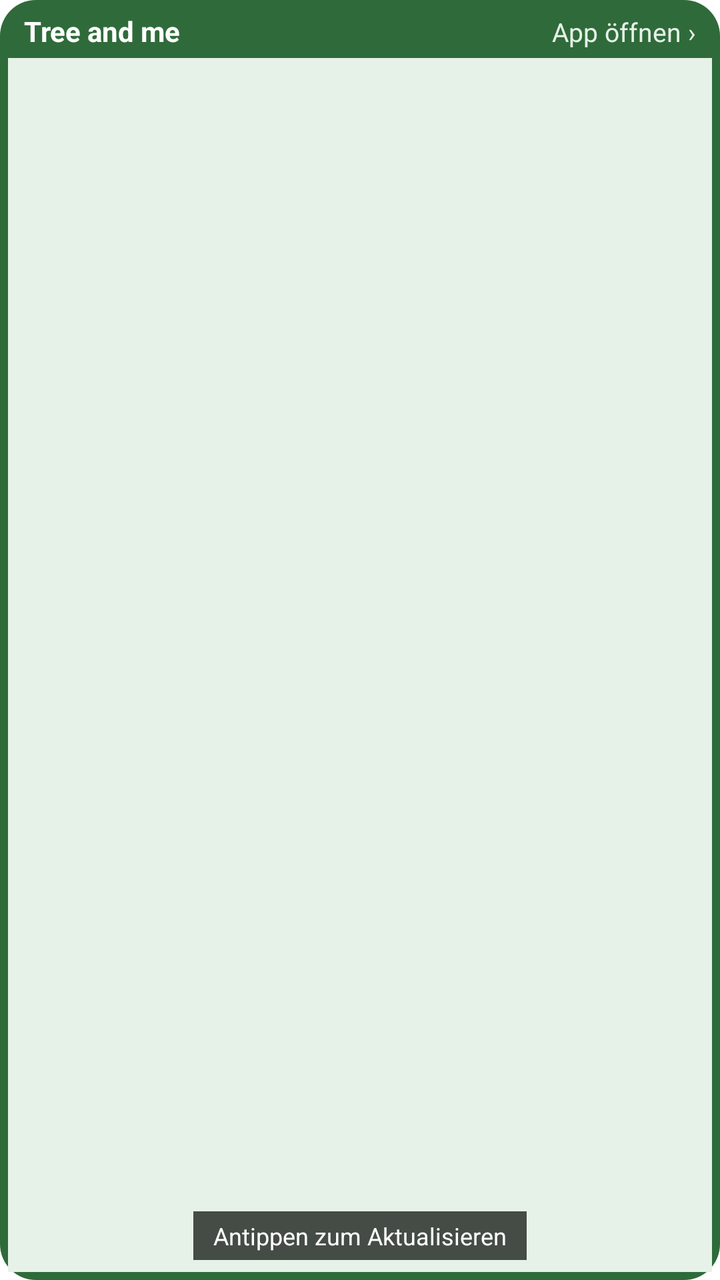
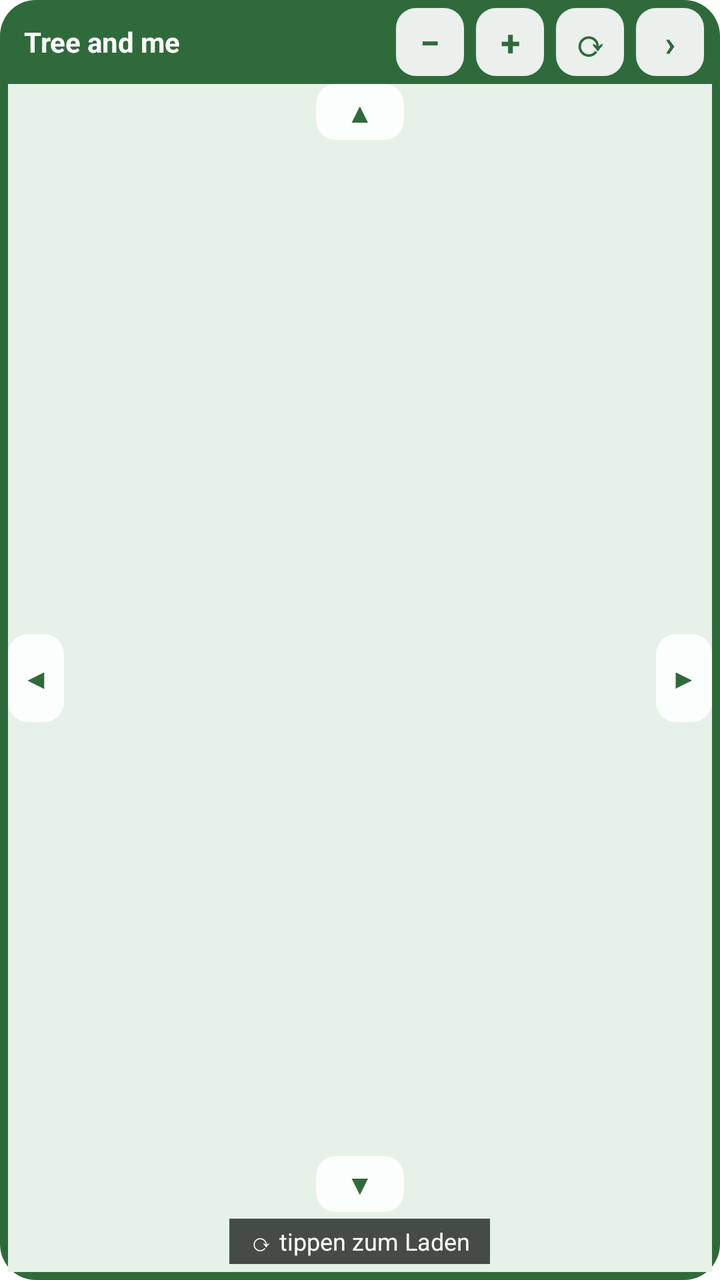

An Android layout rendered at two revisions. The XML below is the earlier revision; the diff shows what the commit changed to produce the second picture.
<!-- AndroidManifest.xml: fallback theme Theme.MaterialComponents.DayNight.NoActionBar -->
<!-- res/layout/widget.xml -->
<LinearLayout xmlns:android="http://schemas.android.com/apk/res/android"
    android:id="@+id/root" android:layout_width="match_parent" android:layout_height="match_parent"
    android:orientation="vertical" android:background="@drawable/widget_bg" android:padding="4dp">
    <LinearLayout android:layout_width="match_parent" android:layout_height="wrap_content" android:orientation="horizontal"
        android:paddingStart="8dp" android:paddingEnd="8dp" android:paddingTop="2dp" android:paddingBottom="4dp">
        <TextView android:id="@+id/title" android:layout_width="0dp" android:layout_weight="1" android:layout_height="wrap_content"
            android:text="Tree and me" android:textColor="#FFFFFFFF" android:textSize="14sp" android:textStyle="bold" android:maxLines="1" />
        <TextView android:id="@+id/open" android:layout_width="wrap_content" android:layout_height="wrap_content"
            android:text="App öffnen ›" android:textColor="#FFE6F1E7" android:textSize="13sp" />
    </LinearLayout>
    <FrameLayout android:layout_width="match_parent" android:layout_height="0dp" android:layout_weight="1">
        <ImageView android:id="@+id/map" android:layout_width="match_parent" android:layout_height="match_parent"
            android:scaleType="centerCrop" android:background="#FFE6F1E7" android:contentDescription="Karte mit Bäumen" />
        <TextView android:id="@+id/status" android:layout_width="wrap_content" android:layout_height="wrap_content"
            android:layout_gravity="bottom|center_horizontal" android:layout_marginBottom="6dp"
            android:background="#CC1D241E" android:textColor="#FFFFFFFF" android:textSize="12sp"
            android:paddingStart="10dp" android:paddingEnd="10dp" android:paddingTop="4dp" android:paddingBottom="4dp"
            android:text="Antippen zum Aktualisieren" />
    </FrameLayout>
</LinearLayout>
<!-- resources referenced by this layout -->
<resources>
  <!-- drawable widget_bg (drawable) -->
  <shape xmlns:android="http://schemas.android.com/apk/res/android" android:shape="rectangle">
      <solid android:color="#FF2F6B3A" />
      <corners android:radius="18dp" />
  </shape>
</resources>

<!-- the commit's change to res/layout/widget.xml (unified diff, before → after) -->
@@ -2,19 +2,86 @@
     android:id="@+id/root" android:layout_width="match_parent" android:layout_height="match_parent"
     android:orientation="vertical" android:background="@drawable/widget_bg" android:padding="4dp">
     <LinearLayout android:layout_width="match_parent" android:layout_height="wrap_content" android:orientation="horizontal"
-        android:paddingStart="8dp" android:paddingEnd="8dp" android:paddingTop="2dp" android:paddingBottom="4dp">
+        android:gravity="center_vertical" android:paddingStart="8dp" android:paddingEnd="4dp" android:paddingBottom="4dp">
         <TextView android:id="@+id/title" android:layout_width="0dp" android:layout_weight="1" android:layout_height="wrap_content"
             android:text="Tree and me" android:textColor="#FFFFFFFF" android:textSize="14sp" android:textStyle="bold" android:maxLines="1" />
-        <TextView android:id="@+id/open" android:layout_width="wrap_content" android:layout_height="wrap_content"
-            android:text="App öffnen ›" android:textColor="#FFE6F1E7" android:textSize="13sp" />
+        <TextView android:id="@+id/zoomOut" android:layout_width="34dp" android:layout_height="34dp" android:gravity="center"
+            android:text="−" android:textColor="#FF2F6B3A" android:textSize="18sp" android:textStyle="bold" android:background="@drawable/btn_bg" />
+        <View android:layout_width="6dp" android:layout_height="1dp" />
+        <TextView android:id="@+id/zoomIn" android:layout_width="34dp" android:layout_height="34dp" android:gravity="center"
+            android:text="+" android:textColor="#FF2F6B3A" android:textSize="18sp" android:textStyle="bold" android:background="@drawable/btn_bg" />
+        <View android:layout_width="6dp" android:layout_height="1dp" />
+        <TextView android:id="@+id/refresh" android:layout_width="34dp" android:layout_height="34dp" android:gravity="center"
+            android:text="⟳" android:textColor="#FF2F6B3A" android:textSize="18sp" android:textStyle="bold" android:background="@drawable/btn_bg" />
+        <View android:layout_width="6dp" android:layout_height="1dp" />
+        <TextView android:id="@+id/open" android:layout_width="34dp" android:layout_height="34dp" android:gravity="center"
+            android:text="›" android:textColor="#FF2F6B3A" android:textSize="18sp" android:textStyle="bold" android:background="@drawable/btn_bg" />
     </LinearLayout>
     <FrameLayout android:layout_width="match_parent" android:layout_height="0dp" android:layout_weight="1">
         <ImageView android:id="@+id/map" android:layout_width="match_parent" android:layout_height="match_parent"
-            android:scaleType="centerCrop" android:background="#FFE6F1E7" android:contentDescription="Karte mit Bäumen" />
+            android:scaleType="fitXY" android:background="#FFE6F1E7" android:contentDescription="Karte mit Bäumen" />
+        <LinearLayout android:layout_width="match_parent" android:layout_height="match_parent" android:orientation="vertical">
+        <LinearLayout android:layout_width="match_parent" android:layout_height="0dp" android:layout_weight="1" android:orientation="horizontal">
+            <TextView android:id="@+id/g0" android:layout_width="0dp" android:layout_weight="1" android:layout_height="match_parent" />
+            <TextView android:id="@+id/g1" android:layout_width="0dp" android:layout_weight="1" android:layout_height="match_parent" />
+            <TextView android:id="@+id/g2" android:layout_width="0dp" android:layout_weight="1" android:layout_height="match_parent" />
+            <TextView android:id="@+id/g3" android:layout_width="0dp" android:layout_weight="1" android:layout_height="match_parent" />
+            <TextView android:id="@+id/g4" android:layout_width="0dp" android:layout_weight="1" android:layout_height="match_parent" />
+            <TextView android:id="@+id/g5" android:layout_width="0dp" android:layout_weight="1" android:layout_height="match_parent" />
+        </LinearLayout>
+        <LinearLayout android:layout_width="match_parent" android:layout_height="0dp" android:layout_weight="1" android:orientation="horizontal">
+            <TextView android:id="@+id/g6" android:layout_width="0dp" android:layout_weight="1" android:layout_height="match_parent" />
+            <TextView android:id="@+id/g7" android:layout_width="0dp" android:layout_weight="1" android:layout_height="match_parent" />
+            <TextView android:id="@+id/g8" android:layout_width="0dp" android:layout_weight="1" android:layout_height="match_parent" />
+            <TextView android:id="@+id/g9" android:layout_width="0dp" android:layout_weight="1" android:layout_height="match_parent" />
+            <TextView android:id="@+id/g10" android:layout_width="0dp" android:layout_weight="1" android:layout_height="match_parent" />
+            <TextView android:id="@+id/g11" android:layout_width="0dp" android:layout_weight="1" android:layout_height="match_parent" />
+        </LinearLayout>
+        <LinearLayout android:layout_width="match_parent" android:layout_height="0dp" android:layout_weight="1" android:orientation="horizontal">
+            <TextView android:id="@+id/g12" android:layout_width="0dp" android:layout_weight="1" android:layout_height="match_parent" />
+            <TextView android:id="@+id/g13" android:layout_width="0dp" android:layout_weight="1" android:layout_height="match_parent" />
+            <TextView android:id="@+id/g14" android:layout_width="0dp" android:layout_weight="1" android:layout_height="match_parent" />
+            <TextView android:id="@+id/g15" android:layout_width="0dp" android:layout_weight="1" android:layout_height="match_parent" />
+            <TextView android:id="@+id/g16" android:layout_width="0dp" android:layout_weight="1" android:layout_height="match_parent" />
+            <TextView android:id="@+id/g17" android:layout_width="0dp" android:layout_weight="1" android:layout_height="match_parent" />
+        </LinearLayout>
+        <LinearLayout android:layout_width="match_parent" android:layout_height="0dp" android:layout_weight="1" android:orientation="horizontal">
+            <TextView android:id="@+id/g18" android:layout_width="0dp" android:layout_weight="1" android:layout_height="match_parent" />
+            <TextView android:id="@+id/g19" android:layout_width="0dp" android:layout_weight="1" android:layout_height="match_parent" />
+            <TextView android:id="@+id/g20" android:layout_width="0dp" android:layout_weight="1" android:layout_height="match_parent" />
+            <TextView android:id="@+id/g21" android:layout_width="0dp" android:layout_weight="1" android:layout_height="match_parent" />
+            <TextView android:id="@+id/g22" android:layout_width="0dp" android:layout_weight="1" android:layout_height="match_parent" />
+            <TextView android:id="@+id/g23" android:layout_width="0dp" android:layout_weight="1" android:layout_height="match_parent" />
+        </LinearLayout>
+        <LinearLayout android:layout_width="match_parent" android:layout_height="0dp" android:layout_weight="1" android:orientation="horizontal">
+            <TextView android:id="@+id/g24" android:layout_width="0dp" android:layout_weight="1" android:layout_height="match_parent" />
+            <TextView android:id="@+id/g25" android:layout_width="0dp" android:layout_weight="1" android:layout_height="match_parent" />
+            <TextView android:id="@+id/g26" android:layout_width="0dp" android:layout_weight="1" android:layout_height="match_parent" />
+            <TextView android:id="@+id/g27" android:layout_width="0dp" android:layout_weight="1" android:layout_height="match_parent" />
+            <TextView android:id="@+id/g28" android:layout_width="0dp" android:layout_weight="1" android:layout_height="match_parent" />
+            <TextView android:id="@+id/g29" android:layout_width="0dp" android:layout_weight="1" android:layout_height="match_parent" />
+        </LinearLayout>
+        <LinearLayout android:layout_width="match_parent" android:layout_height="0dp" android:layout_weight="1" android:orientation="horizontal">
+            <TextView android:id="@+id/g30" android:layout_width="0dp" android:layout_weight="1" android:layout_height="match_parent" />
+            <TextView android:id="@+id/g31" android:layout_width="0dp" android:layout_weight="1" android:layout_height="match_parent" />
+            <TextView android:id="@+id/g32" android:layout_width="0dp" android:layout_weight="1" android:layout_height="match_parent" />
+            <TextView android:id="@+id/g33" android:layout_width="0dp" android:layout_weight="1" android:layout_height="match_parent" />
+            <TextView android:id="@+id/g34" android:layout_width="0dp" android:layout_weight="1" android:layout_height="match_parent" />
+            <TextView android:id="@+id/g35" android:layout_width="0dp" android:layout_weight="1" android:layout_height="match_parent" />
+        </LinearLayout>
+        </LinearLayout>
+        <TextView android:id="@+id/panN" android:layout_width="44dp" android:layout_height="28dp" android:layout_gravity="top|center_horizontal"
+            android:gravity="center" android:text="▲" android:textColor="#FF2F6B3A" android:background="@drawable/btn_bg" />
+        <TextView android:id="@+id/panS" android:layout_width="44dp" android:layout_height="28dp" android:layout_gravity="bottom|center_horizontal"
+            android:layout_marginBottom="30dp" android:gravity="center" android:text="▼" android:textColor="#FF2F6B3A" android:background="@drawable/btn_bg" />
+        <TextView android:id="@+id/panW" android:layout_width="28dp" android:layout_height="44dp" android:layout_gravity="start|center_vertical"
+            android:gravity="center" android:text="◀" android:textColor="#FF2F6B3A" android:background="@drawable/btn_bg" />
+        <TextView android:id="@+id/panE" android:layout_width="28dp" android:layout_height="44dp" android:layout_gravity="end|center_vertical"
+            android:gravity="center" android:text="▶" android:textColor="#FF2F6B3A" android:background="@drawable/btn_bg" />
         <TextView android:id="@+id/status" android:layout_width="wrap_content" android:layout_height="wrap_content"
-            android:layout_gravity="bottom|center_horizontal" android:layout_marginBottom="6dp"
+            android:layout_gravity="bottom|center_horizontal" android:layout_marginBottom="4dp"
             android:background="#CC1D241E" android:textColor="#FFFFFFFF" android:textSize="12sp"
-            android:paddingStart="10dp" android:paddingEnd="10dp" android:paddingTop="4dp" android:paddingBottom="4dp"
-            android:text="Antippen zum Aktualisieren" />
+            android:paddingStart="10dp" android:paddingEnd="10dp" android:paddingTop="3dp" android:paddingBottom="3dp"
+            android:text="⟳ tippen zum Laden" />
     </FrameLayout>
 </LinearLayout>
<!-- resource entries referenced after the edit -->
@@ -1,5 +1,10 @@
 <!-- resources referenced by this layout -->
 <resources>
+  <!-- drawable btn_bg (drawable) -->
+  <shape xmlns:android="http://schemas.android.com/apk/res/android" android:shape="rectangle">
+      <solid android:color="#E6FFFFFF" />
+      <corners android:radius="10dp" />
+  </shape>
   <!-- drawable widget_bg (drawable) -->
   <shape xmlns:android="http://schemas.android.com/apk/res/android" android:shape="rectangle">
       <solid android:color="#FF2F6B3A" />
